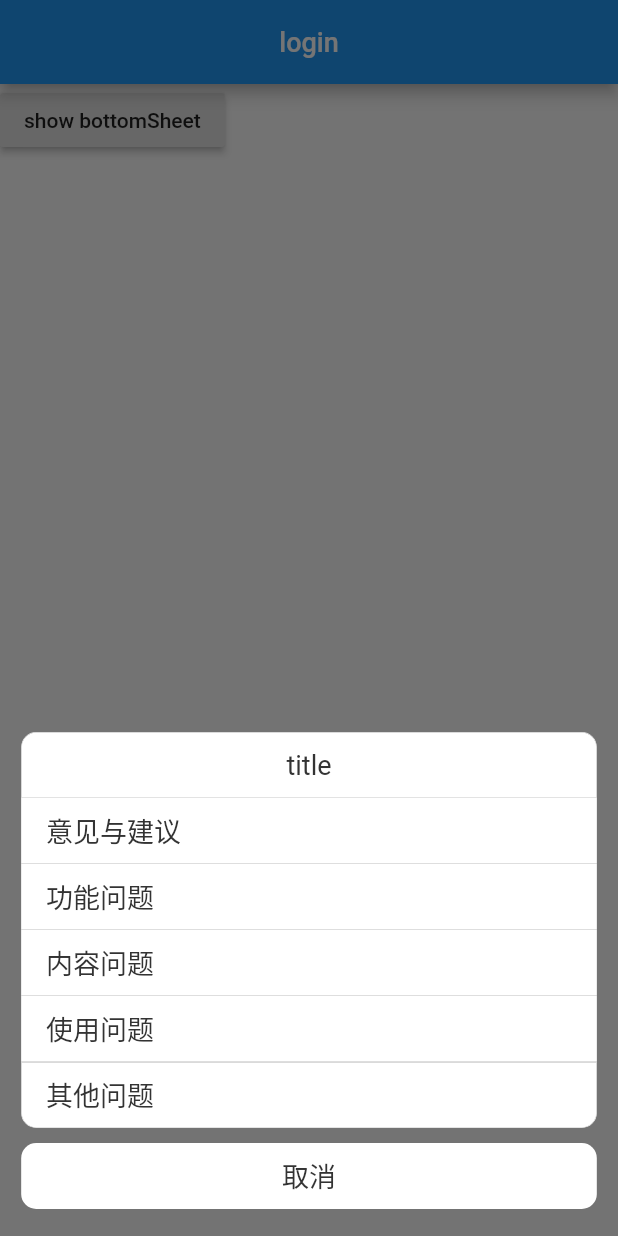
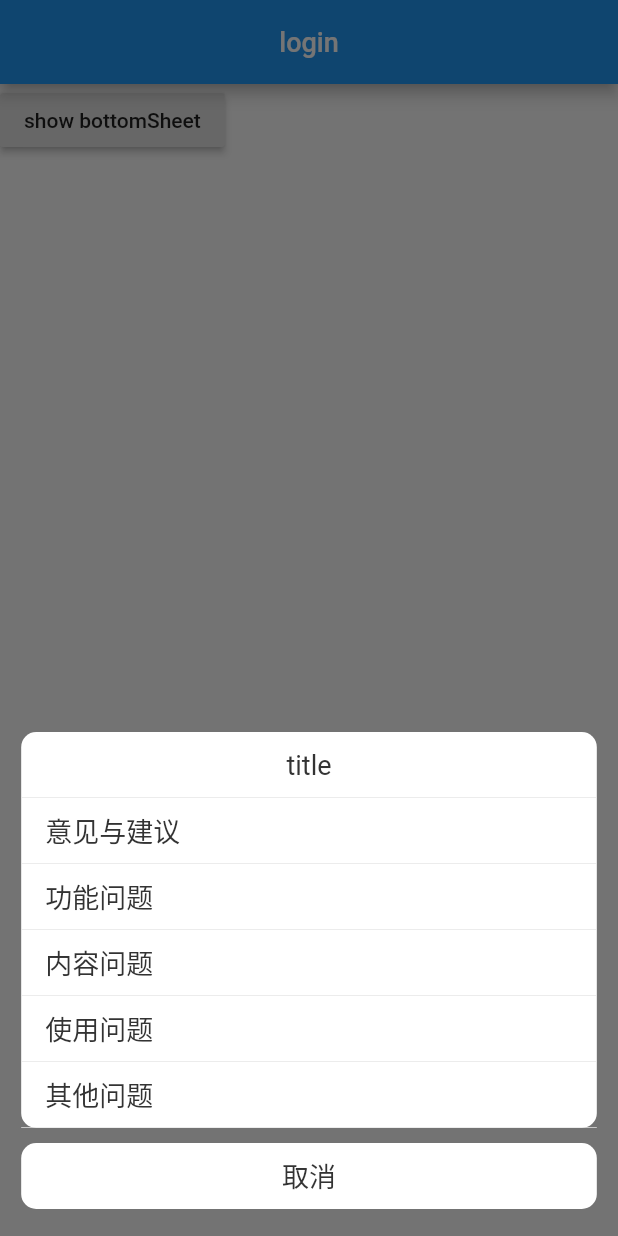
Before and after one commit to jdhdevelop/wanandroid_flutter, a Flutter app: the screen it shows after launch, after a tap on "show bottomSheet", on a phone screen of 412 x 824 dp. Run offline on Flutter 3.47's test engine with Material 2 defaults, Android fonts, the phone set to English and light mode, and no system bars; our stand-ins replace dio, event_bus, flutter_spinkit, fluttertoast; Roboto replaces fonts that are missing (Robot).

Commit message:
修改bottomSheet类代码。

```diff
--- a/lib/widget/bottom_sheet_widget.dart
+++ b/lib/widget/bottom_sheet_widget.dart
@@ -127,6 +127,9 @@ class _BottomSheetWidgetState extends State<BottomSheetWidget> {
     };
     var text = list[index];
     var contentText = FlatButton(
+      shape: Border(
+        bottom: BorderSide(color: Color(0xffe5e5e5),width: 0.5),
+      ),
       child: Align(
         alignment: widget.title!=null&&index ==0?Alignment.center:Alignment.centerLeft,
         child: Text(
@@ -165,28 +168,32 @@ class _BottomSheetWidgetState extends State<BottomSheetWidget> {
           borderRadius: BorderRadius.circular(10),
           border: Border.all(width: 0.5, color: Color(0xffe5e5e5)));
     } else if (listLength > 1) {
-      if (index == 0) {
+      if (index == 0) {//第一个item
         return BoxDecoration(
           color: Colors.white, // 底色
           borderRadius: BorderRadius.only(
               topLeft: Radius.circular(10), topRight: Radius.circular(10)),
-          border: Border.all(width: 0.5, color: Color(0xffe5e5e5)),
+          //border: Border.all(width: 0.5, color: Color(0xffe5e5e5)),
         );
-      } else if (index == listLength - 1) {
+      } else if (index == listLength - 1) {//最后一个item
         return BoxDecoration(
           color: Colors.white, // 底色
           borderRadius: BorderRadius.only(
               bottomLeft: Radius.circular(10),
               bottomRight: Radius.circular(10)),
-          border: Border.all(width: 0.5, color: Color(0xffe5e5e5)),
+//          border: Border(
+//            left: BorderSide(color: Colors.white, width: 0.5),
+//            right: BorderSide(color: Colors.white, width: 0.5),
+//            bottom: BorderSide(width: 0.5, color: Color(0xffe5e5e5)),
+//          ),//Border.all(width: 0.5, color: Color(0xffe5e5e5)),
         );
       } else {
         return BoxDecoration(
           color: Colors.white, // 底色
-          border: Border(
-              left: BorderSide(color: Colors.white, width: 0.5),
-              right: BorderSide(color: Colors.white, width: 0.5),
-              bottom: BorderSide(width: 0.5, color: Color(0xffe5e5e5))),
+//          border: Border(
+//              left: BorderSide(color: Colors.white, width: 0.5),
+//              right: BorderSide(color: Colors.white, width: 0.5),
+//              bottom: BorderSide(width: 0.5, color: Color(0xffe5e5e5))),
         );
       }
     } else {
```
